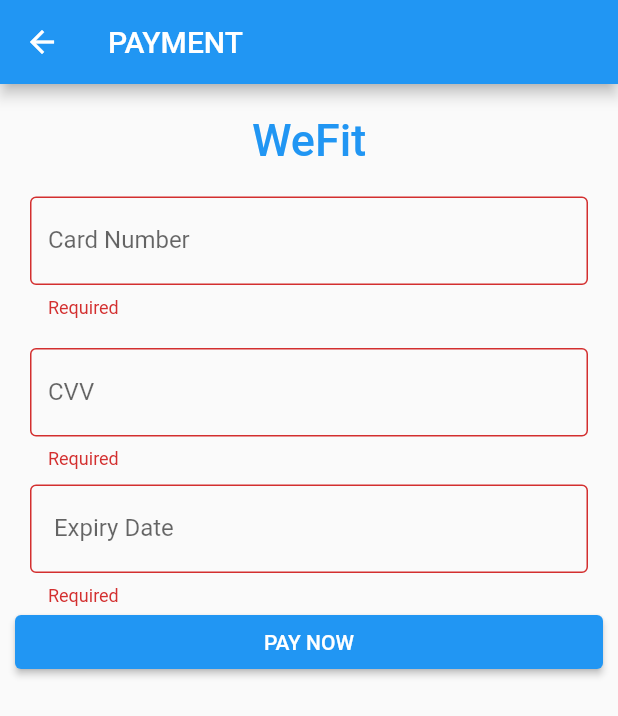
After one commit to RoopMM/WeFit, a Flutter app: the Payment screen opened directly, after a tap on "PAY NOW", on a phone screen of 412 x 824 dp. The commit adds this screen. Shown: the top 716 px of the screen. Run offline on Flutter 3.47's test engine with Material 2 defaults, Android fonts, the phone set to English and light mode, and no system bars.

Commit message:
Payment.dart error resolved

```diff
--- /dev/null
+++ b/lib/Payment.dart
@@ -0,0 +1,102 @@
+import 'package:flutter/material.dart';
+
+
+class Payment extends StatefulWidget {
+  @override
+  State<StatefulWidget> createState() => new _State();
+}
+
+class _State extends State<Payment> {
+
+  final formkey = GlobalKey<FormState>();
+
+  @override
+  Widget build(BuildContext context) {
+    return Scaffold(
+        appBar: AppBar(
+          title: Text('PAYMENT'),
+        ),
+        body: Padding(
+            padding: EdgeInsets.all(10),
+            child:Form(
+                key: formkey,
+                child: ListView(
+                  children: <Widget>[
+                    Container(
+                        alignment: Alignment.center,
+                        padding: EdgeInsets.all(10),
+                        child: Text(
+                          'WeFit',
+                          style: TextStyle(
+                              color: Colors.blue,
+                              fontWeight: FontWeight.w500,
+                              fontSize: 30),
+                        )),
+                    Container(
+                      padding: EdgeInsets.all(10),
+                      child: TextFormField(
+                        validator: (value){
+                          if (value==null||value.isEmpty) {
+                            return 'Required';
+                          }
+                          else {
+                            return null;
+                          }
+                        },
+                        decoration: InputDecoration(
+                            border: OutlineInputBorder(),
+                            labelText: 'Card Number'
+                        ),
+                      ),
+                    ),
+                    Container(
+                      padding: EdgeInsets.all(10),
+                      child: TextFormField(
+                        validator: (value){
+                          if (value==null||value.isEmpty) {
+                            return 'Required';
+                          }
+                          else {
+                            return null;
+                          }
+                        },
+                        obscureText: true,
+                        decoration: InputDecoration(
+                          border: OutlineInputBorder(),
+                          labelText: 'CVV',
+                        ),
+                      ),
+                    ),
+                    Container(
+                        padding: EdgeInsets.fromLTRB(10, 0, 10, 0),
+                        child: TextFormField(
+                          validator: (value){
+                            if (value==null||value.isEmpty) {
+                              return 'Required';
+                            }
+                            else {
+                              return null;
+                            }
+                          },
+                          obscureText: true,
+                          decoration: InputDecoration(
+                              border: OutlineInputBorder(),
+                              labelText:' Expiry Date'
+                          ),
+                        )
+                    ),
+                    ElevatedButton(
+                        onPressed:(){
+                          if(formkey.currentState.validate()){
+
+                          }
+                          else{
+                            return null;
+                          }
+                        },
+                        child: Text('PAY NOW'))
+                  ],
+                )))
+    );
+  }
+}
--- a/lib/main.dart
+++ b/lib/main.dart
@@ -3,7 +3,6 @@
 import 'package:group_project_1/About.dart';
 // import 'app_example/Login_Screen.dart';
 import 'LoginPage.dart';
-
 //Roop Malhans
 //Jashanpreet Mann
 
```
